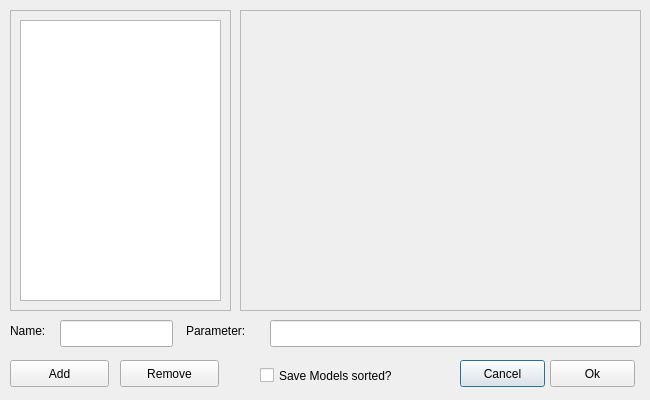
Before: the Qt Designer form concept_net_gui/ui/settingsdialog.ui in alica-labs/aspsuite, drawn with Qt 5.
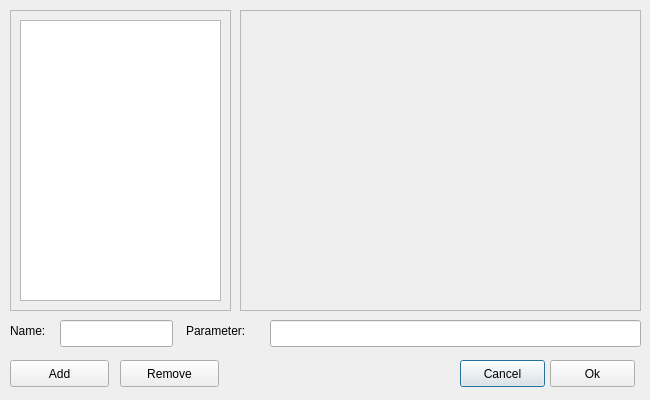
After: the same form once the commit is applied.

Commit message: ,oved setting button

What changed in the file:
```diff
--- a/concept_net_gui/ui/settingsdialog.ui
+++ b/concept_net_gui/ui/settingsdialog.ui
@@ -120,19 +120,6 @@
     </layout>
    </widget>
   </widget>
-  <widget class="QCheckBox" name="safeSortedModelscheckBox">
-   <property name="geometry">
-    <rect>
-     <x>260</x>
-     <y>360</y>
-     <width>181</width>
-     <height>31</height>
-    </rect>
-   </property>
-   <property name="text">
-    <string>Save Models sorted?</string>
-   </property>
-  </widget>
   <widget class="QPushButton" name="addToSettingsBtn">
    <property name="geometry">
     <rect>
```
The commit also changes 6 other files.
